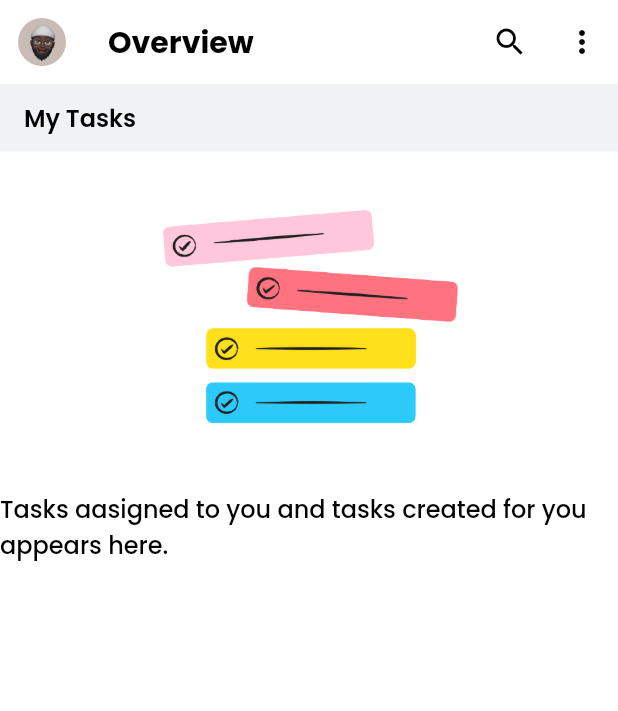
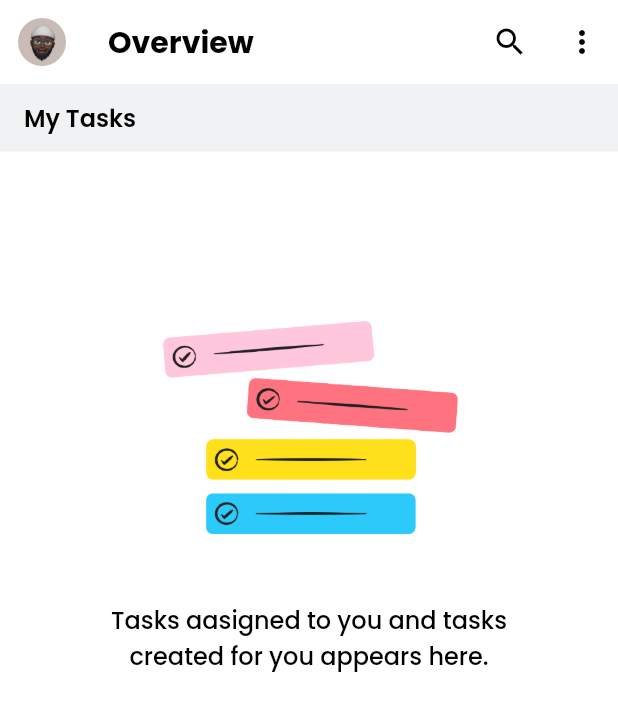
Before and after one commit to iamEtornam/Tasky-Mobile-App, a Flutter app: the OverView screen opened directly, on a phone screen of 412 x 824 dp. Shown: the top 711 px of the screen. Run offline on Flutter 3.47's test engine with Material 2 defaults, Android fonts, the phone set to English and light mode, and no system bars; our stand-ins replace bot_toast, dotted_border, firebase_analytics, firebase_auth, firebase_core, firebase_crashlytics and 13 more; missing offline and left inert: apple_sign_in, flutter_custom_dialog, flutter_image_stack, groovin_widgets, sample_data, strings and 2 more; accounts and stored records are empty.

Commit message:
align text properly

```diff
--- a/lib/shared_widgets/empty_widget.dart
+++ b/lib/shared_widgets/empty_widget.dart
@@ -9,6 +9,9 @@ class EmptyWidget extends StatelessWidget {
   Widget build(BuildContext context) {
     final Size size = MediaQuery.of(context).size;
     return Container(
+      width: size.width,
+      height: size.height / 2,
+      child: Center(
         child: Column(
           crossAxisAlignment: CrossAxisAlignment.center,
           mainAxisAlignment: MainAxisAlignment.center,
@@ -21,11 +24,16 @@ class EmptyWidget extends StatelessWidget {
             SizedBox(
               height: 10,
             ),
-          Text(
+            Padding(
+              padding: const EdgeInsets.symmetric(horizontal: 50),
+              child: Text(
                 message,
+                textAlign: TextAlign.center,
                 style: Theme.of(context).textTheme.bodyText1,
+              ),
             )
           ],
+        ),
       ),
     );
   }
```
Lines whose indentation alone changed are shown as unchanged.
